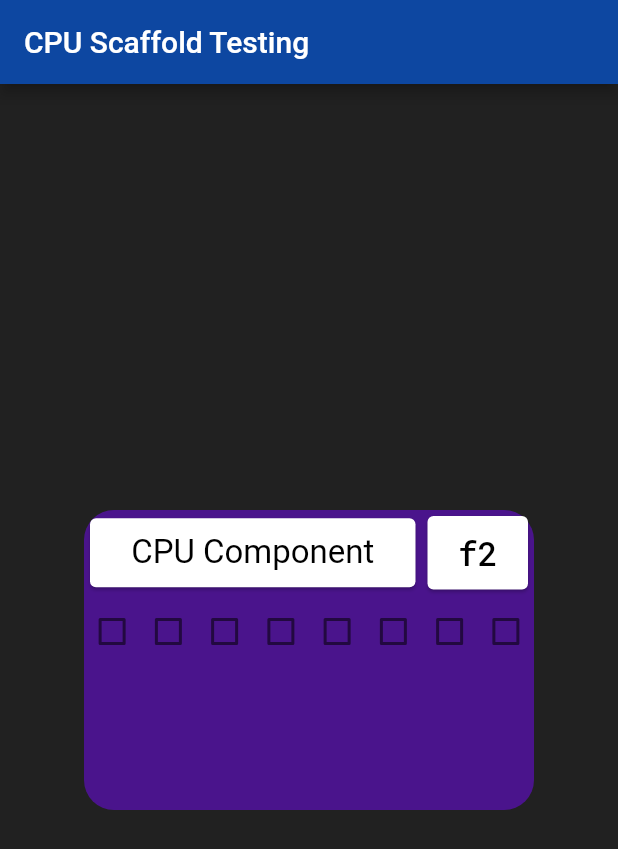
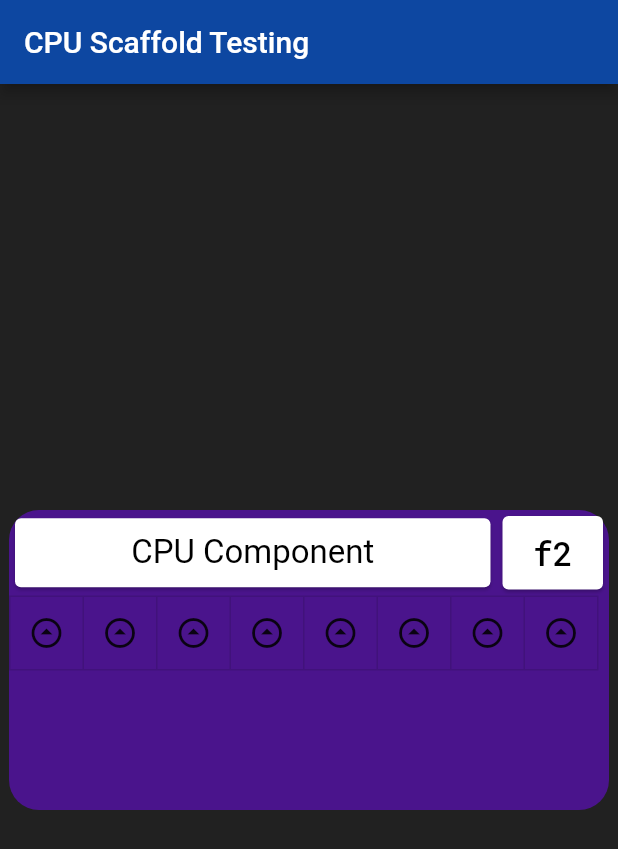
Before and after one commit to trylaarsdam/guitesting, a Flutter app: the screen it shows after launch, on a phone screen of 412 x 824 dp. Shown: the top 849 px of the screen. Run offline on Flutter 3.47's test engine with Material 2 defaults, Android fonts, the phone set to English and light mode, and no system bars.

Commit message:
different icons

```diff
--- a/flutterdesktop/lib/main.dart
+++ b/flutterdesktop/lib/main.dart
@@ -1,4 +1,5 @@
 import 'package:flutter/material.dart';
+import 'dart:math' as math;
 
 void main() {
   runApp(MyApp());
@@ -41,22 +42,7 @@ class MyHomePage extends StatefulWidget {
 
 class _MyHomePageState extends State<MyHomePage> {
 
-  bool _value0 = false;
-  void _value0Changed(bool value) => setState(() => _value0 = value);
-  bool _value1 = false;
-  void _value1Changed(bool value) => setState(() => _value1 = value);
-  bool _value2 = false;
-  void _value2Changed(bool value) => setState(() => _value2 = value);
-  bool _value3 = false;
-  void _value3Changed(bool value) => setState(() => _value3 = value);
-  bool _value4 = false;
-  void _value4Changed(bool value) => setState(() => _value4 = value);
-  bool _value5 = false;
-  void _value5Changed(bool value) => setState(() => _value5 = value);
-  bool _value6 = false;
-  void _value6Changed(bool value) => setState(() => _value6 = value);
-  bool _value7 = false;
-  void _value7Changed(bool value) => setState(() => _value7 = value);
+  var isSelected = new List.filled(8, false);
 
   @override
   Widget build(BuildContext context) {
@@ -70,7 +56,7 @@ class _MyHomePageState extends State<MyHomePage> {
         backgroundColor: Colors.grey[900],
         body: Center(
           child: Container(
-            width: 300,
+            width: 400,
             height: 200,
             decoration: BoxDecoration(
               color: Colors.purple[900],
@@ -104,33 +90,47 @@ class _MyHomePageState extends State<MyHomePage> {
                 new Row(
                   children:[
                     new Expanded(
-                      child: new Checkbox(value: _value7, onChanged:_value7Changed),
+                      child: ToggleButtons(
+                        children: [
+                          Transform.rotate(
+                            angle: math.pi,
+                            child: Icon(Icons.arrow_drop_down_circle_outlined)
                           ),
-                    new Expanded(
-                      child: new Checkbox(value: _value6, onChanged:_value6Changed),
+                          Transform.rotate(
+                            angle: math.pi,
+                            child: Icon(Icons.arrow_drop_down_circle_outlined)
                           ),
-                    new Expanded(
-                      child: new Checkbox(value: _value5, onChanged:_value5Changed),
+                          Transform.rotate(
+                            angle: math.pi,
+                            child: Icon(Icons.arrow_drop_down_circle_outlined)
                           ),
-                    new Expanded(
-                      child: new Checkbox(value: _value4, onChanged:_value4Changed),
+                          Transform.rotate(
+                            angle: math.pi,
+                            child: Icon(Icons.arrow_drop_down_circle_outlined)
                           ),
-                    new Expanded(
-                      child: new Checkbox(value: _value3, onChanged:_value3Changed),
+                          Transform.rotate(
+                            angle: math.pi,
+                            child: Icon(Icons.arrow_drop_down_circle_outlined)
                           ),
-                    new Expanded(
-                      child: new Checkbox(value: _value2, onChanged:_value2Changed),
+                          Transform.rotate(
+                            angle: math.pi,
+                            child: Icon(Icons.arrow_drop_down_circle_outlined)
                           ),
-                    new Expanded(
-                      child: Tooltip(
-                        message: 'CLR',
-                        child: new Checkbox(value: _value1, onChanged:_value1Changed),
-                      )
+                          Transform.rotate(
+                            angle: math.pi,
+                            child: Icon(Icons.arrow_drop_down_circle_outlined)
                           ),
-                    new Expanded(
-                      child: Tooltip(
-                        message: 'OE',
-                        child: new Checkbox(value: _value0, onChanged:_value0Changed),
+                          Transform.rotate(
+                            angle: math.pi,
+                            child: Icon(Icons.arrow_drop_down_circle_outlined)
+                          ),
+                        ],
+                        onPressed: (int index) {
+                          setState(() {
+                            isSelected[index] = !isSelected[index];
+                          });
+                        },
+                        isSelected: isSelected,
                       )
                     ),
                   ]
```
Also changed, not shown: 3 other files. Lines whose indentation alone changed are shown as unchanged.
